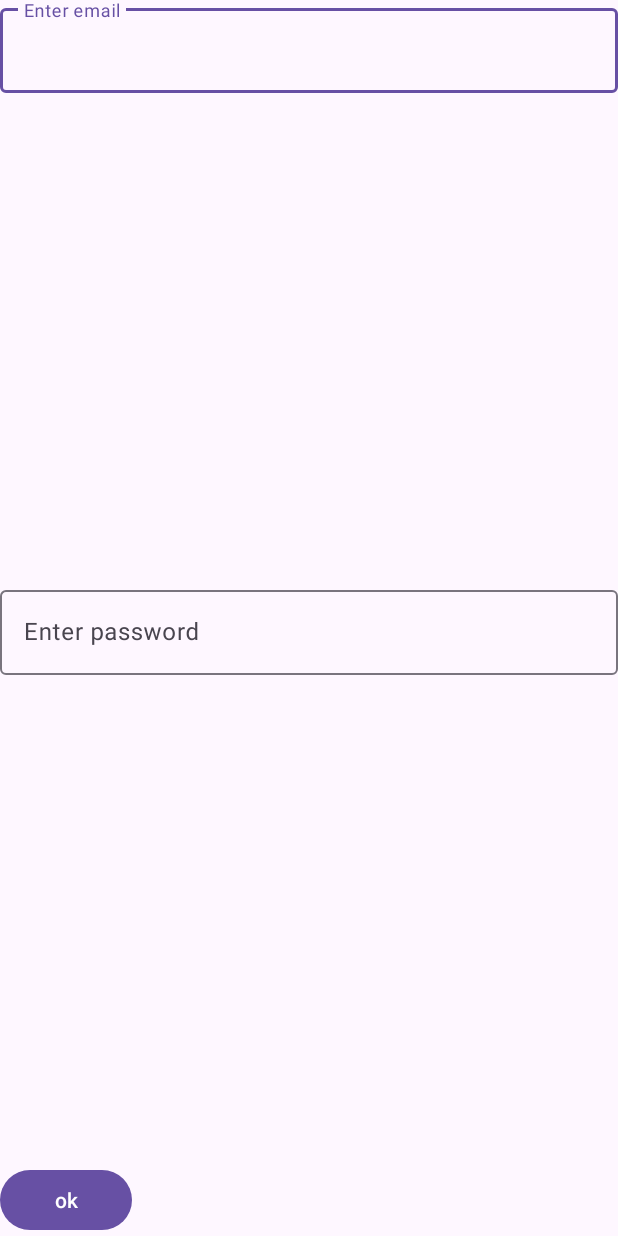
After one commit to royidudkman/FitPlan, an Android app: the fragment RegisterFragment shown on its own in the app's theme, on a phone screen of 412 x 824 dp. The commit adds this screen. Run offline under Robolectric (Android 15) with nearby library versions, the phone set to English and light mode, and no system bars.

Commit message:
stam Commit

```diff
--- a/app/src/main/java/com/example/fitplan/MainActivity.kt
+++ b/app/src/main/java/com/example/fitplan/MainActivity.kt
@@ -7,6 +7,6 @@ class MainActivity : AppCompatActivity() {
     override fun onCreate(savedInstanceState: Bundle?) {
         super.onCreate(savedInstanceState)
         setContentView(R.layout.activity_main)
-        //BA BOY
+
     }
 }
--- /dev/null
+++ b/app/src/main/java/com/example/fitplan/UI/login_register/RegisterFragment.kt
@@ -0,0 +1,35 @@
+package com.example.fitplan.UI.login_register
+
+import android.os.Bundle
+import androidx.fragment.app.Fragment
+import android.view.LayoutInflater
+import android.view.View
+import android.view.ViewGroup
+import com.example.fitplan.databinding.FragmentRegisterBinding
+
+class RegisterFragment : Fragment() {
+    private var _binding: FragmentRegisterBinding? = null
+    private val binding get() = _binding!!
+
+    override fun onCreateView(
+        inflater: LayoutInflater,
+        container: ViewGroup?,
+        savedInstanceState: Bundle?
+    ): View? {
+        _binding = FragmentRegisterBinding.inflate(inflater, container, false)
+
+
+
+
+        return binding.root
+    }
+
+    override fun onViewCreated(view: View, savedInstanceState: Bundle?) {
+        super.onViewCreated(view, savedInstanceState)
+    }
+
+    override fun onDestroyView() {
+        super.onDestroyView()
+        _binding = null
+    }
+}
--- /dev/null
+++ b/app/src/main/java/com/example/fitplan/local_db/ExerciseDao.kt
@@ -0,0 +1,4 @@
+package com.example.fitplan.local_db
+
+interface ExerciseDao {
+}
--- /dev/null
+++ b/app/src/main/java/com/example/fitplan/local_db/ExerciseDataBase.kt
@@ -0,0 +1,4 @@
+package com.example.fitplan.local_db
+
+class ExerciseDataBase {
+}
--- /dev/null
+++ b/app/src/main/java/com/example/fitplan/repository/ExerciseRepository.kt
@@ -0,0 +1,4 @@
+package com.example.fitplan.repository
+
+class ExerciseRepository {
+}
--- /dev/null
+++ b/app/src/main/res/layout/fragment_register.xml
@@ -0,0 +1,40 @@
+<?xml version="1.0" encoding="utf-8"?>
+<LinearLayout xmlns:android="http://schemas.android.com/apk/res/android"
+    xmlns:tools="http://schemas.android.com/tools"
+    android:layout_width="match_parent"
+    android:layout_height="match_parent"
+    tools:context=".UI.login_register.RegisterFragment"
+    android:orientation="vertical">
+
+
+    <com.google.android.material.textfield.TextInputLayout
+        android:layout_width="match_parent"
+        android:layout_height="match_parent"
+        android:layout_weight="1"
+        android:id="@+id/emailTextInput">
+
+        <com.google.android.material.textfield.TextInputEditText
+            android:layout_width="match_parent"
+            android:layout_height="wrap_content"
+            android:hint="Enter email" />
+    </com.google.android.material.textfield.TextInputLayout>
+
+    <com.google.android.material.textfield.TextInputLayout
+        android:layout_width="match_parent"
+        android:layout_height="match_parent"
+        android:layout_weight="1"
+        android:id="@+id/passwordTextInput">
+
+        <com.google.android.material.textfield.TextInputEditText
+            android:layout_width="match_parent"
+            android:layout_height="wrap_content"
+            android:hint="Enter password" />
+    </com.google.android.material.textfield.TextInputLayout>
+
+    <Button
+        android:layout_width="wrap_content"
+        android:layout_height="wrap_content"
+        android:text="ok"/>
+
+
+</LinearLayout>
--- a/app/src/main/res/values/strings.xml
+++ b/app/src/main/res/values/strings.xml
@@ -1,3 +1,5 @@
 <resources>
     <string name="app_name">FitPlan</string>
+    <!-- TODO: Remove or change this placeholder text -->
+    <string name="hello_blank_fragment">Hello blank fragment</string>
 </resources>
--- a/build.gradle.kts
+++ b/build.gradle.kts
@@ -1,3 +1,8 @@
+buildscript {
+    dependencies {
+        classpath("com.google.gms:google-services:4.4.1")
+    }
+}
 // Top-level build file where you can add configuration options common to all sub-projects/modules.
 plugins {
     id("com.android.application") version "8.2.0" apply false
```
Also changed, not shown: app/build.gradle.kts (+8 -0 lines), app/src/main/java/com/example/fitplan/UI/login_register/LoginFragment.kt (added, +32 -0 lines), app/src/main/java/com/example/fitplan/model/Exercise.kt (added, +10 -0 lines), app/src/main/res/layout/fragment_login.xml (added, +39 -0 lines), app/src/main/res/navigation/my_nav.xml (added, +26 -0 lines).
